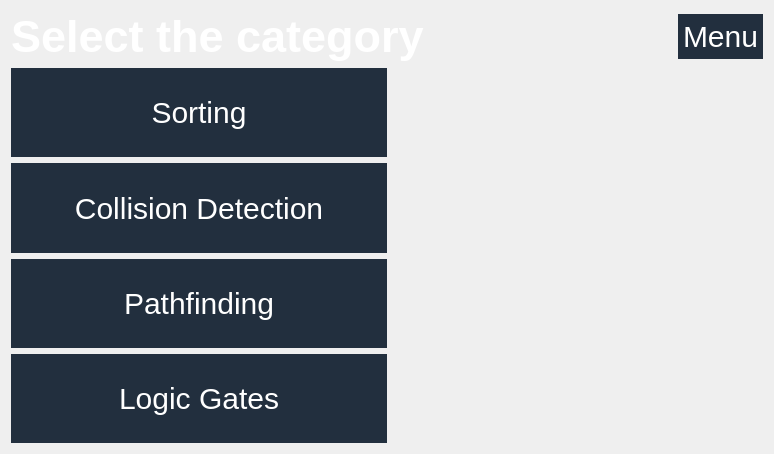
Qt form src/GUI/categorymenu.ui (yousifj129/Various-Visualizations) before a commit.
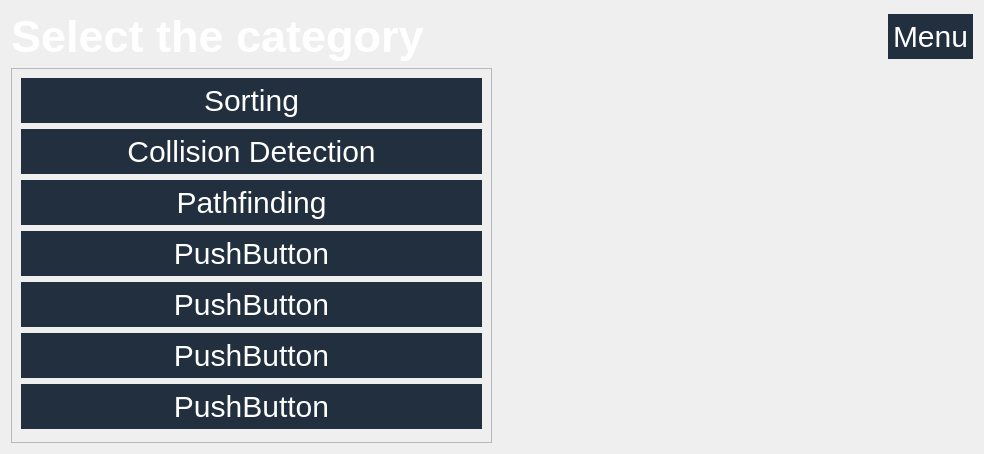
The same form after that commit.

What changed in the file:
```diff
--- a/src/GUI/categorymenu.ui
+++ b/src/GUI/categorymenu.ui
@@ -6,7 +6,7 @@
    <rect>
     <x>0</x>
     <y>0</y>
-    <width>774</width>
+    <width>984</width>
     <height>454</height>
    </rect>
   </property>
@@ -68,11 +68,32 @@
       </layout>
      </item>
      <item>
-      <layout class="QHBoxLayout" name="horizontalLayout">
+      <layout class="QHBoxLayout" name="horizontalLayout_2">
+       <item>
+        <widget class="QScrollArea" name="scrollArea">
+         <property name="sizePolicy">
+          <sizepolicy hsizetype="Expanding" vsizetype="Expanding">
+           <horstretch>0</horstretch>
+           <verstretch>0</verstretch>
+          </sizepolicy>
+         </property>
+         <property name="widgetResizable">
+          <bool>true</bool>
+         </property>
+         <widget class="QWidget" name="scrollAreaWidgetContents">
+          <property name="geometry">
+           <rect>
+            <x>0</x>
+            <y>0</y>
+            <width>459</width>
+            <height>404</height>
+           </rect>
+          </property>
+          <layout class="QVBoxLayout" name="verticalLayout_2">
        <item>
         <widget class="QPushButton" name="sortingButton">
          <property name="sizePolicy">
-          <sizepolicy hsizetype="Expanding" vsizetype="Expanding">
+              <sizepolicy hsizetype="Expanding" vsizetype="Fixed">
            <horstretch>0</horstretch>
            <verstretch>0</verstretch>
           </sizepolicy>
@@ -83,26 +104,9 @@
         </widget>
        </item>
        <item>
-        <spacer name="horizontalSpacer_4">
-         <property name="orientation">
-          <enum>Qt::Horizontal</enum>
-         </property>
-         <property name="sizeHint" stdset="0">
-          <size>
-           <width>40</width>
-           <height>20</height>
-          </size>
-         </property>
-        </spacer>
-       </item>
-      </layout>
-     </item>
-     <item>
-      <layout class="QHBoxLayout" name="horizontalLayout_3">
-       <item>
         <widget class="QPushButton" name="collisionButton">
          <property name="sizePolicy">
-          <sizepolicy hsizetype="Expanding" vsizetype="Expanding">
+              <sizepolicy hsizetype="Expanding" vsizetype="Fixed">
            <horstretch>0</horstretch>
            <verstretch>0</verstretch>
           </sizepolicy>
@@ -113,26 +117,9 @@
         </widget>
        </item>
        <item>
-        <spacer name="horizontalSpacer_5">
-         <property name="orientation">
-          <enum>Qt::Horizontal</enum>
-         </property>
-         <property name="sizeHint" stdset="0">
-          <size>
-           <width>40</width>
-           <height>20</height>
-          </size>
-         </property>
-        </spacer>
-       </item>
-      </layout>
-     </item>
-     <item>
-      <layout class="QHBoxLayout" name="horizontalLayout_7">
-       <item>
         <widget class="QPushButton" name="pathfindingButton">
          <property name="sizePolicy">
-          <sizepolicy hsizetype="Expanding" vsizetype="Expanding">
+              <sizepolicy hsizetype="Expanding" vsizetype="Fixed">
            <horstretch>0</horstretch>
            <verstretch>0</verstretch>
           </sizepolicy>
@@ -143,37 +130,39 @@
         </widget>
        </item>
        <item>
-        <spacer name="horizontalSpacer_6">
-         <property name="orientation">
-          <enum>Qt::Horizontal</enum>
-         </property>
-         <property name="sizeHint" stdset="0">
-          <size>
-           <width>40</width>
-           <height>20</height>
-          </size>
-         </property>
-        </spacer>
-       </item>
-      </layout>
-     </item>
-     <item>
-      <layout class="QHBoxLayout" name="horizontalLayout_8">
-       <item>
-        <widget class="QPushButton" name="logicGatesButton">
-         <property name="sizePolicy">
-          <sizepolicy hsizetype="Expanding" vsizetype="Expanding">
-           <horstretch>0</horstretch>
-           <verstretch>0</verstretch>
-          </sizepolicy>
-         </property>
-         <property name="text">
-          <string>Logic Gates</string>
-         </property>
-        </widget>
+            <widget class="QPushButton" name="pushButton">
+             <property name="text">
+              <string>PushButton</string>
+             </property>
+            </widget>
+           </item>
+           <item>
+            <widget class="QPushButton" name="pushButton_2">
+             <property name="text">
+              <string>PushButton</string>
+             </property>
+            </widget>
+           </item>
+           <item>
+            <widget class="QPushButton" name="pushButton_3">
+             <property name="text">
+              <string>PushButton</string>
+             </property>
+            </widget>
+           </item>
+           <item>
+            <widget class="QPushButton" name="pushButton_4">
+             <property name="text">
+              <string>PushButton</string>
+             </property>
+            </widget>
+           </item>
+          </layout>
+         </widget>
+        </widget>
        </item>
        <item>
-        <spacer name="horizontalSpacer_7">
+        <spacer name="horizontalSpacer">
          <property name="orientation">
           <enum>Qt::Horizontal</enum>
          </property>
```
Lines whose indentation alone changed are shown as unchanged.
